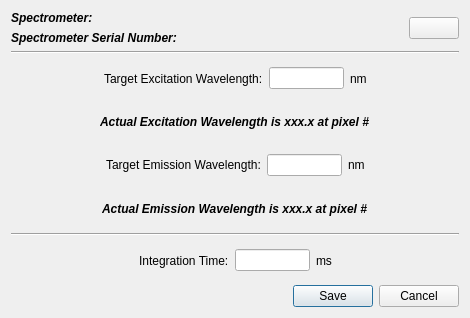
Before: the Qt Designer form resources/editSpectrometer.ui in gill14/AccuPatt, drawn with Qt 5.
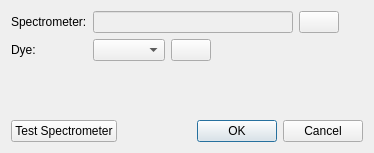
After: the same form once the commit is applied. Icons and pictures are not drawn.

Commit message: defined dyes, manager, alembic upgrade

Diff of the .ui file:
```diff
--- a/resources/editSpectrometer.ui
+++ b/resources/editSpectrometer.ui
@@ -9,50 +9,40 @@
    <rect>
     <x>0</x>
     <y>0</y>
-    <width>470</width>
-    <height>318</height>
+    <width>374</width>
+    <height>153</height>
    </rect>
   </property>
   <property name="windowTitle">
    <string>Edit Spectrometer</string>
   </property>
-  <property name="modal">
-   <bool>true</bool>
-  </property>
-  <layout class="QVBoxLayout" name="verticalLayout_2">
-   <item>
-    <layout class="QHBoxLayout" name="horizontalLayout">
-     <item>
       <layout class="QVBoxLayout" name="verticalLayout">
        <item>
-        <widget class="QLabel" name="labelSpec">
-         <property name="font">
-          <font>
-           <weight>75</weight>
-           <italic>true</italic>
-           <bold>true</bold>
-          </font>
-         </property>
+    <layout class="QFormLayout" name="formLayout">
+     <property name="fieldGrowthPolicy">
+      <enum>QFormLayout::FieldsStayAtSizeHint</enum>
+     </property>
+     <item row="0" column="0">
+      <widget class="QLabel" name="label">
          <property name="text">
           <string>Spectrometer:</string>
          </property>
         </widget>
        </item>
+     <item row="0" column="1">
+      <layout class="QHBoxLayout" name="horizontalLayout_2">
        <item>
-        <widget class="QLabel" name="labelSerialNumber">
-         <property name="font">
-          <font>
-           <weight>75</weight>
-           <italic>true</italic>
-           <bold>true</bold>
-          </font>
+        <widget class="QLineEdit" name="lineEditSpectrometer">
+         <property name="enabled">
+          <bool>false</bool>
          </property>
-         <property name="text">
-          <string>Spectrometer Serial Number:</string>
+         <property name="minimumSize">
+          <size>
+           <width>200</width>
+           <height>0</height>
+          </size>
          </property>
         </widget>
-       </item>
-      </layout>
      </item>
      <item>
       <widget class="QPushButton" name="buttonRefresh">
@@ -73,141 +63,68 @@
      </item>
     </layout>
    </item>
-   <item>
-    <widget class="Line" name="line">
-     <property name="orientation">
-      <enum>Qt::Horizontal</enum>
-     </property>
-    </widget>
-   </item>
-   <item>
-    <layout class="QHBoxLayout" name="horizontalLayout_5">
-     <item>
-      <spacer name="horizontalSpacer_6">
-       <property name="orientation">
-        <enum>Qt::Horizontal</enum>
-       </property>
-       <property name="sizeHint" stdset="0">
-        <size>
-         <width>40</width>
-         <height>20</height>
-        </size>
-       </property>
-      </spacer>
-     </item>
-     <item>
-      <widget class="QLabel" name="label_5">
+     <item row="1" column="0">
+      <widget class="QLabel" name="label_2">
        <property name="text">
-        <string>Target Excitation Wavelength:</string>
+        <string>Dye:</string>
        </property>
       </widget>
      </item>
+     <item row="1" column="1">
+      <layout class="QHBoxLayout" name="horizontalLayout">
      <item>
-      <widget class="QLineEdit" name="lineEditEx">
+        <widget class="QComboBox" name="comboBoxDye">
        <property name="sizePolicy">
         <sizepolicy hsizetype="Preferred" vsizetype="Fixed">
          <horstretch>0</horstretch>
          <verstretch>0</verstretch>
         </sizepolicy>
        </property>
+         <property name="sizeAdjustPolicy">
+          <enum>QComboBox::AdjustToContents</enum>
+         </property>
+        </widget>
+       </item>
+       <item>
+        <widget class="QPushButton" name="buttonDyeManager">
        <property name="maximumSize">
         <size>
-         <width>75</width>
+           <width>50</width>
          <height>16777215</height>
         </size>
        </property>
-       <property name="frame">
-        <bool>true</bool>
-       </property>
-       <property name="readOnly">
-        <bool>false</bool>
-       </property>
-       <property name="placeholderText">
+         <property name="text">
         <string/>
        </property>
-       <property name="clearButtonEnabled">
-        <bool>false</bool>
+         <property name="icon">
+          <iconset>
+           <normaloff>icon_adjust.png</normaloff>icon_adjust.png</iconset>
        </property>
       </widget>
      </item>
-     <item>
-      <widget class="QLabel" name="labelSpeedUnits">
-       <property name="text">
-        <string>nm</string>
-       </property>
-      </widget>
+      </layout>
      </item>
-     <item>
-      <spacer name="horizontalSpacer">
-       <property name="orientation">
-        <enum>Qt::Horizontal</enum>
-       </property>
-       <property name="sizeHint" stdset="0">
-        <size>
-         <width>40</width>
-         <height>20</height>
-        </size>
-       </property>
-      </spacer>
-     </item>
     </layout>
    </item>
-   <item alignment="Qt::AlignHCenter">
-    <widget class="QLabel" name="labelEx">
-     <property name="font">
-      <font>
-       <weight>75</weight>
-       <italic>true</italic>
-       <bold>true</bold>
-      </font>
-     </property>
-     <property name="text">
-      <string>Actual Excitation Wavelength is xxx.x at pixel #</string>
-     </property>
-    </widget>
-   </item>
    <item>
-    <layout class="QHBoxLayout" name="horizontalLayout_6">
-     <item>
-      <spacer name="horizontalSpacer_7">
+    <spacer name="verticalSpacer">
        <property name="orientation">
-        <enum>Qt::Horizontal</enum>
+      <enum>Qt::Vertical</enum>
        </property>
        <property name="sizeHint" stdset="0">
         <size>
-         <width>40</width>
-         <height>20</height>
+       <width>20</width>
+       <height>40</height>
         </size>
        </property>
       </spacer>
      </item>
      <item>
-      <widget class="QLabel" name="label_6">
-       <property name="text">
-        <string>Target Emission Wavelength:</string>
-       </property>
-      </widget>
-     </item>
+    <layout class="QHBoxLayout" name="horizontalLayout_4">
      <item>
-      <widget class="QLineEdit" name="lineEditEm">
-       <property name="sizePolicy">
-        <sizepolicy hsizetype="Preferred" vsizetype="Fixed">
-         <horstretch>0</horstretch>
-         <verstretch>0</verstretch>
-        </sizepolicy>
-       </property>
-       <property name="maximumSize">
-        <size>
-         <width>75</width>
-         <height>16777215</height>
-        </size>
-       </property>
-      </widget>
-     </item>
-     <item>
-      <widget class="QLabel" name="labelSpeedUnits_2">
+      <widget class="QPushButton" name="buttonTestSpectrometer">
        <property name="text">
-        <string>nm</string>
+        <string>Test Spectrometer</string>
        </property>
       </widget>
      </item>
@@ -224,98 +141,17 @@
        </property>
       </spacer>
      </item>
-    </layout>
-   </item>
-   <item alignment="Qt::AlignHCenter">
-    <widget class="QLabel" name="labelEm">
-     <property name="font">
-      <font>
-       <weight>75</weight>
-       <italic>true</italic>
-       <bold>true</bold>
-      </font>
-     </property>
-     <property name="text">
-      <string>Actual Emission Wavelength is xxx.x at pixel #</string>
-     </property>
-    </widget>
-   </item>
-   <item>
-    <widget class="Line" name="line_2">
-     <property name="orientation">
-      <enum>Qt::Horizontal</enum>
-     </property>
-    </widget>
-   </item>
-   <item>
-    <layout class="QHBoxLayout" name="horizontalLayout_7">
-     <item>
-      <spacer name="horizontalSpacer_8">
-       <property name="orientation">
-        <enum>Qt::Horizontal</enum>
-       </property>
-       <property name="sizeHint" stdset="0">
-        <size>
-         <width>40</width>
-         <height>20</height>
-        </size>
-       </property>
-      </spacer>
-     </item>
-     <item>
-      <widget class="QLabel" name="label_7">
-       <property name="text">
-        <string>Integration Time:</string>
-       </property>
-      </widget>
-     </item>
-     <item>
-      <widget class="QLineEdit" name="lineEditIntegrationTime">
-       <property name="sizePolicy">
-        <sizepolicy hsizetype="Preferred" vsizetype="Fixed">
-         <horstretch>0</horstretch>
-         <verstretch>0</verstretch>
-        </sizepolicy>
-       </property>
-       <property name="maximumSize">
-        <size>
-         <width>75</width>
-         <height>16777215</height>
-        </size>
-       </property>
-      </widget>
-     </item>
-     <item>
-      <widget class="QLabel" name="labelSpeedUnits_3">
-       <property name="text">
-        <string>ms</string>
-       </property>
-      </widget>
-     </item>
-     <item>
-      <spacer name="horizontalSpacer_3">
-       <property name="orientation">
-        <enum>Qt::Horizontal</enum>
-       </property>
-       <property name="sizeHint" stdset="0">
-        <size>
-         <width>40</width>
-         <height>20</height>
-        </size>
-       </property>
-      </spacer>
-     </item>
-    </layout>
-   </item>
    <item>
     <widget class="QDialogButtonBox" name="buttonBox">
      <property name="orientation">
       <enum>Qt::Horizontal</enum>
      </property>
      <property name="standardButtons">
-      <set>QDialogButtonBox::Cancel|QDialogButtonBox::Save</set>
-     </property>
-    </widget>
+        <set>QDialogButtonBox::Cancel|QDialogButtonBox::Ok</set>
+       </property>
+      </widget>
+     </item>
+    </layout>
    </item>
   </layout>
  </widget>
```
Left out of the diff: 19 changed lines with no effect on the pictures. Lines whose indentation alone changed are shown as unchanged. The commit also changes 9 other files.
